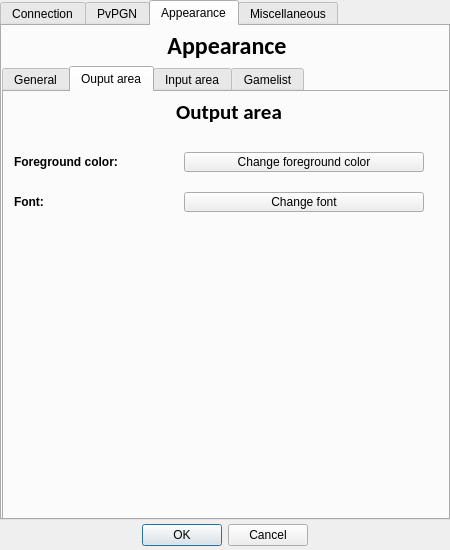
This is GProxy/source/ConfigGUI.ui in irknet/gproxy-ghostgraz as Qt 5 draws it before an edit. The edited form follows.
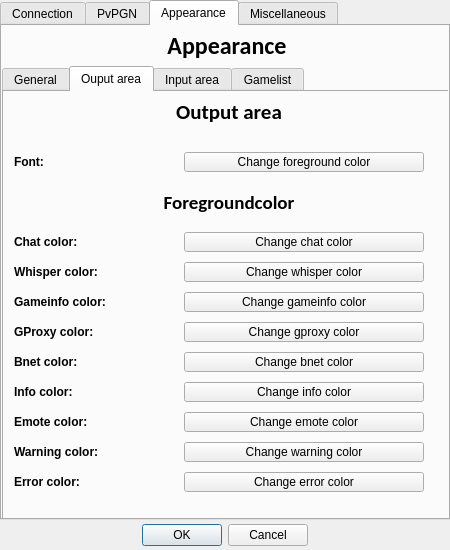
This is the edited form. The open tabs and pages were chosen to show the change. Icons and pictures are not drawn. Custom widgets are drawn as their Qt base class.

Commit message: Finished foregroundcolor configurations. Bugfixes. Added code docu in MainGUI.

Patch:
```diff
--- a/GProxy/source/ConfigGUI.ui
+++ b/GProxy/source/ConfigGUI.ui
@@ -19,6 +19,18 @@
     <verstretch>0</verstretch>
    </sizepolicy>
   </property>
+  <property name="minimumSize">
+   <size>
+    <width>450</width>
+    <height>550</height>
+   </size>
+  </property>
+  <property name="maximumSize">
+   <size>
+    <width>450</width>
+    <height>550</height>
+   </size>
+  </property>
   <property name="windowTitle">
    <string>GProxy Options</string>
   </property>
@@ -35,18 +47,9 @@
      <height>30</height>
     </rect>
    </property>
-   <property name="sizePolicy">
-    <sizepolicy hsizetype="Fixed" vsizetype="Fixed">
-     <horstretch>0</horstretch>
-     <verstretch>0</verstretch>
-    </sizepolicy>
-   </property>
    <property name="locale">
     <locale language="English" country="UnitedStates"/>
    </property>
-   <property name="orientation">
-    <enum>Qt::Horizontal</enum>
-   </property>
    <property name="standardButtons">
     <set>QDialogButtonBox::Cancel|QDialogButtonBox::Ok</set>
    </property>
@@ -70,7 +73,7 @@
     </sizepolicy>
    </property>
    <property name="currentIndex">
-    <number>2</number>
+    <number>0</number>
    </property>
    <widget class="QWidget" name="connectionTab">
     <property name="font">
@@ -791,7 +794,7 @@
       </rect>
      </property>
      <property name="currentIndex">
-      <number>1</number>
+      <number>0</number>
      </property>
      <widget class="QWidget" name="appearanceGeneralTab">
       <attribute name="title">
@@ -870,27 +873,6 @@
       <attribute name="title">
        <string>Ouput area</string>
       </attribute>
-      <widget class="QLabel" name="outputareaForegroundcolorLabel">
-       <property name="geometry">
-        <rect>
-         <x>10</x>
-         <y>60</y>
-         <width>160</width>
-         <height>20</height>
-        </rect>
-       </property>
-       <property name="font">
-        <font>
-         <family>Arial</family>
-         <pointsize>9</pointsize>
-         <weight>75</weight>
-         <bold>true</bold>
-        </font>
-       </property>
-       <property name="text">
-        <string>Foreground color:</string>
-       </property>
-      </widget>
       <widget class="QLabel" name="outputareaHeaderLabel">
        <property name="geometry">
         <rect>
@@ -925,7 +907,7 @@
        <property name="geometry">
         <rect>
          <x>10</x>
-         <y>100</y>
+         <y>60</y>
          <width>160</width>
          <height>20</height>
         </rect>
@@ -942,30 +924,353 @@
         <string>Font:</string>
        </property>
       </widget>
-      <widget class="QPushButton" name="outputareaForegroundcolorButton">
-       <property name="geometry">
-        <rect>
-         <x>180</x>
-         <y>60</y>
-         <width>240</width>
-         <height>20</height>
-        </rect>
-       </property>
-       <property name="text">
-        <string>Change foreground color</string>
-       </property>
-      </widget>
       <widget class="QPushButton" name="outputareaFontButton">
        <property name="geometry">
         <rect>
          <x>180</x>
-         <y>100</y>
+         <y>60</y>
          <width>240</width>
          <height>20</height>
         </rect>
        </property>
        <property name="text">
-        <string>Change font</string>
+        <string>Change foreground color</string>
+       </property>
+      </widget>
+      <widget class="QLabel" name="outputareaChatColorLabel">
+       <property name="geometry">
+        <rect>
+         <x>10</x>
+         <y>140</y>
+         <width>160</width>
+         <height>20</height>
+        </rect>
+       </property>
+       <property name="font">
+        <font>
+         <family>Arial</family>
+         <pointsize>9</pointsize>
+         <weight>75</weight>
+         <bold>true</bold>
+        </font>
+       </property>
+       <property name="text">
+        <string>Chat color:</string>
+       </property>
+      </widget>
+      <widget class="QLabel" name="outputareaWhisperColorLabel">
+       <property name="geometry">
+        <rect>
+         <x>10</x>
+         <y>170</y>
+         <width>160</width>
+         <height>20</height>
+        </rect>
+       </property>
+       <property name="font">
+        <font>
+         <family>Arial</family>
+         <pointsize>9</pointsize>
+         <weight>75</weight>
+         <bold>true</bold>
+        </font>
+       </property>
+       <property name="text">
+        <string>Whisper color:</string>
+       </property>
+      </widget>
+      <widget class="QLabel" name="outputareaGProxyColorLabel">
+       <property name="geometry">
+        <rect>
+         <x>10</x>
+         <y>230</y>
+         <width>160</width>
+         <height>20</height>
+        </rect>
+       </property>
+       <property name="font">
+        <font>
+         <family>Arial</family>
+         <pointsize>9</pointsize>
+         <weight>75</weight>
+         <bold>true</bold>
+        </font>
+       </property>
+       <property name="text">
+        <string>GProxy color:</string>
+       </property>
+      </widget>
+      <widget class="QLabel" name="outputareaEmoteColorLabel">
+       <property name="geometry">
+        <rect>
+         <x>10</x>
+         <y>320</y>
+         <width>160</width>
+         <height>20</height>
+        </rect>
+       </property>
+       <property name="font">
+        <font>
+         <family>Arial</family>
+         <pointsize>9</pointsize>
+         <weight>75</weight>
+         <bold>true</bold>
+        </font>
+       </property>
+       <property name="text">
+        <string>Emote color:</string>
+       </property>
+      </widget>
+      <widget class="QLabel" name="outputareaWarningColorLabel">
+       <property name="geometry">
+        <rect>
+         <x>10</x>
+         <y>350</y>
+         <width>160</width>
+         <height>20</height>
+        </rect>
+       </property>
+       <property name="font">
+        <font>
+         <family>Arial</family>
+         <pointsize>9</pointsize>
+         <weight>75</weight>
+         <bold>true</bold>
+        </font>
+       </property>
+       <property name="text">
+        <string>Warning color:</string>
+       </property>
+      </widget>
+      <widget class="QLabel" name="outputareaErrorColorLabel">
+       <property name="geometry">
+        <rect>
+         <x>10</x>
+         <y>380</y>
+         <width>160</width>
+         <height>20</height>
+        </rect>
+       </property>
+       <property name="font">
+        <font>
+         <family>Arial</family>
+         <pointsize>9</pointsize>
+         <weight>75</weight>
+         <bold>true</bold>
+        </font>
+       </property>
+       <property name="text">
+        <string>Error color:</string>
+       </property>
+      </widget>
+      <widget class="QLabel" name="outputareaInfoColorLabel">
+       <property name="geometry">
+        <rect>
+         <x>10</x>
+         <y>290</y>
+         <width>160</width>
+         <height>20</height>
+        </rect>
+       </property>
+       <property name="font">
+        <font>
+         <family>Arial</family>
+         <pointsize>9</pointsize>
+         <weight>75</weight>
+         <bold>true</bold>
+        </font>
+       </property>
+       <property name="text">
+        <string>Info color:</string>
+       </property>
+      </widget>
+      <widget class="QLabel" name="outputareaBnetColorLabel">
+       <property name="geometry">
+        <rect>
+         <x>10</x>
+         <y>260</y>
+         <width>160</width>
+         <height>20</height>
+        </rect>
+       </property>
+       <property name="font">
+        <font>
+         <family>Arial</family>
+         <pointsize>9</pointsize>
+         <weight>75</weight>
+         <bold>true</bold>
+        </font>
+       </property>
+       <property name="text">
+        <string>Bnet color:</string>
+       </property>
+      </widget>
+      <widget class="QLabel" name="outputareaGameinfoColorLabel">
+       <property name="geometry">
+        <rect>
+         <x>10</x>
+         <y>200</y>
+         <width>160</width>
+         <height>20</height>
+        </rect>
+       </property>
+       <property name="font">
+        <font>
+         <family>Arial</family>
+         <pointsize>9</pointsize>
+         <weight>75</weight>
+         <bold>true</bold>
+        </font>
+       </property>
+       <property name="text">
+        <string>Gameinfo color:</string>
+       </property>
+      </widget>
+      <widget class="MButton" name="outputareaChatColorButton">
+       <property name="geometry">
+        <rect>
+         <x>180</x>
+         <y>140</y>
+         <width>240</width>
+         <height>20</height>
+        </rect>
+       </property>
+       <property name="text">
+        <string>Change chat color</string>
+       </property>
+      </widget>
+      <widget class="MButton" name="outputareaWhisperColorButton">
+       <property name="geometry">
+        <rect>
+         <x>180</x>
+         <y>170</y>
+         <width>240</width>
+         <height>20</height>
+        </rect>
+       </property>
+       <property name="text">
+        <string>Change whisper color</string>
+       </property>
+      </widget>
+      <widget class="MButton" name="outputareaGameinfoColorButton">
+       <property name="geometry">
+        <rect>
+         <x>180</x>
+         <y>200</y>
+         <width>240</width>
+         <height>20</height>
+        </rect>
+       </property>
+       <property name="text">
+        <string>Change gameinfo color</string>
+       </property>
+      </widget>
+      <widget class="MButton" name="outputareaGProxyColorButton">
+       <property name="geometry">
+        <rect>
+         <x>180</x>
+         <y>230</y>
+         <width>240</width>
+         <height>20</height>
+        </rect>
+       </property>
+       <property name="text">
+        <string>Change gproxy color</string>
+       </property>
+      </widget>
+      <widget class="MButton" name="outputareaBnetColorButton">
+       <property name="geometry">
+        <rect>
+         <x>180</x>
+         <y>260</y>
+         <width>240</width>
+         <height>20</height>
+        </rect>
+       </property>
+       <property name="text">
+        <string>Change bnet color</string>
+       </property>
+      </widget>
+      <widget class="MButton" name="outputareaInfoColorButton">
+       <property name="geometry">
+        <rect>
+         <x>180</x>
+         <y>290</y>
+         <width>240</width>
+         <height>20</height>
+        </rect>
+       </property>
+       <property name="text">
+        <string>Change info color</string>
+       </property>
+      </widget>
+      <widget class="MButton" name="outputareaEmoteColorButton">
+       <property name="geometry">
+        <rect>
+         <x>180</x>
+         <y>320</y>
+         <width>240</width>
+         <height>20</height>
+        </rect>
+       </property>
+       <property name="text">
+        <string>Change emote color</string>
+       </property>
+      </widget>
+      <widget class="MButton" name="outputareaWarningColorButton">
+       <property name="geometry">
+        <rect>
+         <x>180</x>
+         <y>350</y>
+         <width>240</width>
+         <height>20</height>
+        </rect>
+       </property>
+       <property name="text">
+        <string>Change warning color</string>
+       </property>
+      </widget>
+      <widget class="MButton" name="outputareaErrorColorButton">
+       <property name="geometry">
+        <rect>
+         <x>180</x>
+         <y>380</y>
+         <width>240</width>
+         <height>20</height>
+        </rect>
+       </property>
+       <property name="text">
+        <string>Change error color</string>
+       </property>
+      </widget>
+      <widget class="QLabel" name="outputareaForegroundcolorHeaderLabel">
+       <property name="geometry">
+        <rect>
+         <x>0</x>
+         <y>90</y>
+         <width>450</width>
+         <height>40</height>
+        </rect>
+       </property>
+       <property name="sizePolicy">
+        <sizepolicy hsizetype="Expanding" vsizetype="Expanding">
+         <horstretch>0</horstretch>
+         <verstretch>0</verstretch>
+        </sizepolicy>
+       </property>
+       <property name="font">
+        <font>
+         <family>Calibri</family>
+         <pointsize>14</pointsize>
+         <weight>75</weight>
+         <bold>true</bold>
+        </font>
+       </property>
+       <property name="text">
+        <string>Foregroundcolor</string>
+       </property>
+       <property name="alignment">
+        <set>Qt::AlignCenter</set>
        </property>
       </widget>
      </widget>
@@ -1356,6 +1661,14 @@
    <extends>QLineEdit</extends>
    <header>widget/ClickableLineEdit.h</header>
   </customwidget>
+  <customwidget>
+   <class>MButton</class>
+   <extends>QPushButton</extends>
+   <header>widget/MButton.h</header>
+   <slots>
+    <signal>clicked(MButton*)</signal>
+   </slots>
+  </customwidget>
  </customwidgets>
  <resources>
   <include location="resources.qrc"/>
```
Left out of the diff: 162 changed lines with no effect on the pictures. The commit also changes 29 other files.
